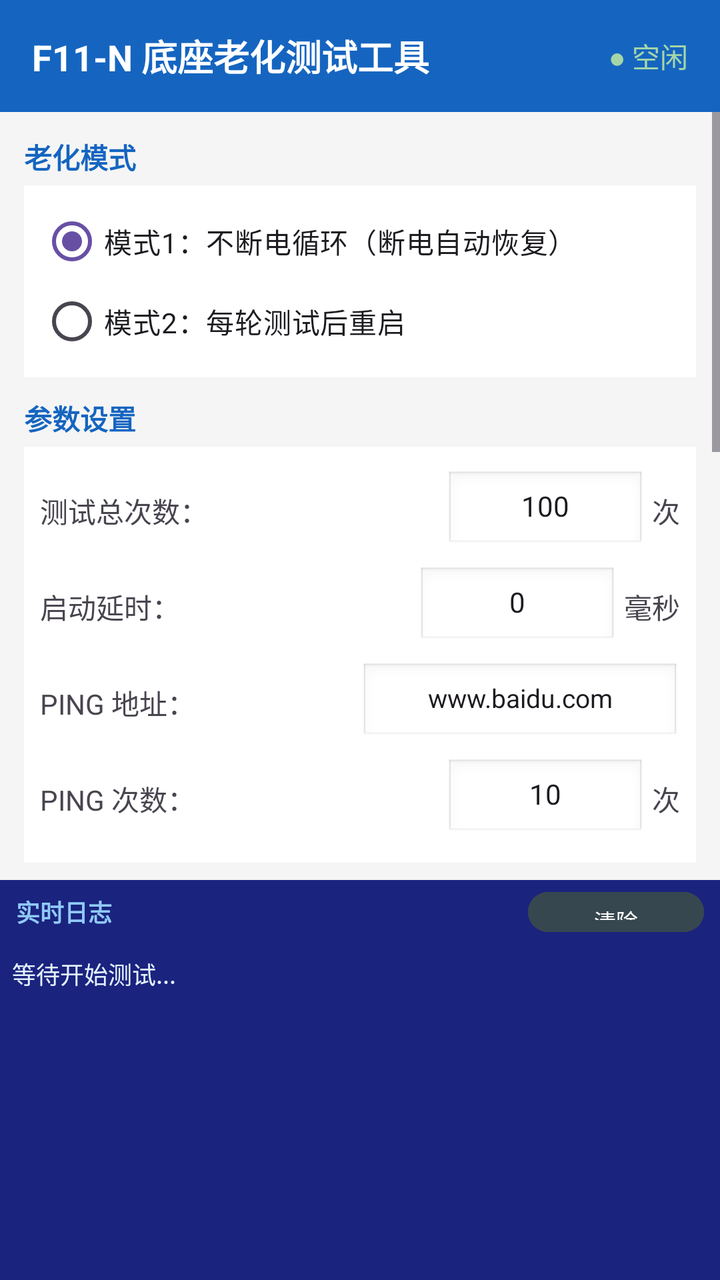
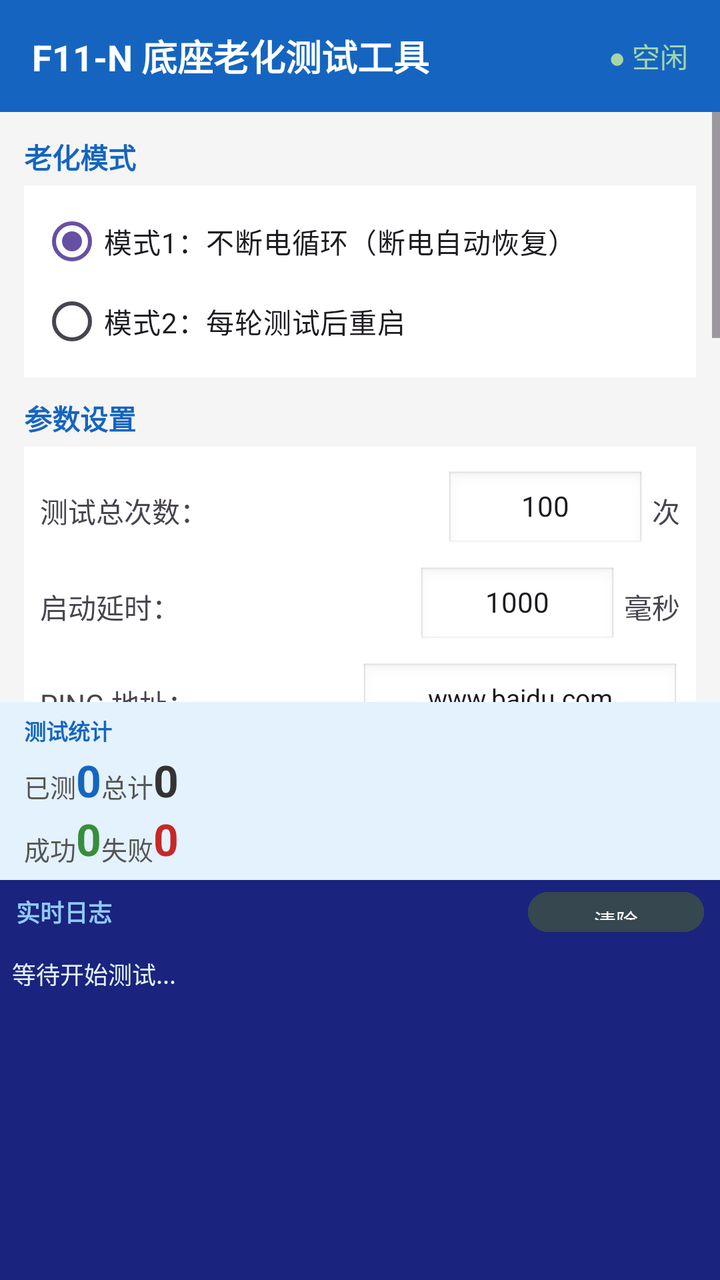

Two renders of the same Android screen: before a commit and after it. Below are the layout's source before the change and the commit's diff.
<!-- AndroidManifest.xml: application theme Theme.F11AgingTool -->
<!-- res/layout/activity_main.xml -->
<?xml version="1.0" encoding="utf-8"?>
<LinearLayout xmlns:android="http://schemas.android.com/apk/res/android"
    android:layout_width="match_parent"
    android:layout_height="match_parent"
    android:orientation="vertical"
    android:background="#F5F5F5">

    
    <LinearLayout
        android:layout_width="match_parent"
        android:layout_height="56dp"
        android:background="#1565C0"
        android:gravity="center_vertical"
        android:paddingHorizontal="16dp">
        <TextView
            android:id="@+id/tvTitle"
            android:layout_width="0dp"
            android:layout_height="wrap_content"
            android:layout_weight="1"
            android:text="F11-N 底座老化测试工具"
            android:textColor="#FFFFFF"
            android:textSize="18sp"
            android:textStyle="bold" />
        <TextView
            android:id="@+id/tvStatus"
            android:layout_width="wrap_content"
            android:layout_height="wrap_content"
            android:text="● 空闲"
            android:textColor="#A5D6A7"
            android:textSize="14sp" />
    </LinearLayout>

    
    <ScrollView
        android:layout_width="match_parent"
        android:layout_height="0dp"
        android:layout_weight="1">

        <LinearLayout
            android:layout_width="match_parent"
            android:layout_height="wrap_content"
            android:orientation="vertical"
            android:padding="12dp">

            
            <TextView
                android:layout_width="match_parent"
                android:layout_height="wrap_content"
                android:text="老化模式"
                android:textColor="#1565C0"
                android:textSize="14sp"
                android:textStyle="bold"
                android:paddingBottom="4dp" />

            <RadioGroup
                android:id="@+id/rgMode"
                android:layout_width="match_parent"
                android:layout_height="wrap_content"
                android:background="#FFFFFF"
                android:padding="8dp">
                <RadioButton
                    android:id="@+id/rbModeNormal"
                    android:layout_width="match_parent"
                    android:layout_height="40dp"
                    android:text="模式1：不断电循环（断电自动恢复）"
                    android:textSize="14sp"
                    android:checked="true" />
                <RadioButton
                    android:id="@+id/rbModeReboot"
                    android:layout_width="match_parent"
                    android:layout_height="40dp"
                    android:text="模式2：每轮测试后重启"
                    android:textSize="14sp" />
            </RadioGroup>

            
            <TextView
                android:layout_width="match_parent"
                android:layout_height="wrap_content"
                android:text="参数设置"
                android:textColor="#1565C0"
                android:textSize="14sp"
                android:textStyle="bold"
                android:paddingTop="10dp"
                android:paddingBottom="4dp" />

            <LinearLayout
                android:layout_width="match_parent"
                android:layout_height="wrap_content"
                android:background="#FFFFFF"
                android:orientation="vertical"
                android:padding="8dp">

                <LinearLayout
                    android:layout_width="match_parent"
                    android:layout_height="48dp"
                    android:gravity="center_vertical">
                    <TextView
                        android:layout_width="0dp"
                        android:layout_height="wrap_content"
                        android:layout_weight="1"
                        android:text="测试总次数："
                        android:textSize="14sp" />
                    <EditText
                        android:id="@+id/etTotalCount"
                        android:layout_width="100dp"
                        android:layout_height="40dp"
                        android:text="100"
                        android:inputType="number"
                        android:textSize="14sp"
                        android:gravity="center"
                        android:background="@android:drawable/edit_text" />
                    <TextView
                        android:layout_width="wrap_content"
                        android:layout_height="wrap_content"
                        android:text=" 次"
                        android:textSize="14sp" />
                </LinearLayout>

                <LinearLayout
                    android:layout_width="match_parent"
                    android:layout_height="48dp"
                    android:gravity="center_vertical">
                    <TextView
                        android:layout_width="0dp"
                        android:layout_height="wrap_content"
                        android:layout_weight="1"
                        android:text="启动延时："
                        android:textSize="14sp" />
                    <EditText
                        android:id="@+id/etStartDelay"
                        android:layout_width="100dp"
                        android:layout_height="40dp"
                        android:text="0"
                        android:inputType="number"
                        android:textSize="14sp"
                        android:gravity="center"
                        android:background="@android:drawable/edit_text" />
                    <TextView
                        android:layout_width="wrap_content"
                        android:layout_height="wrap_content"
                        android:text=" 毫秒"
                        android:textSize="14sp" />
                </LinearLayout>

                <LinearLayout
                    android:id="@+id/layoutPingConfig"
                    android:layout_width="match_parent"
                    android:layout_height="48dp"
                    android:gravity="center_vertical">
                    <TextView
                        android:layout_width="0dp"
                        android:layout_height="wrap_content"
                        android:layout_weight="1"
                        android:text="PING 地址："
                        android:textSize="14sp" />
                    <EditText
                        android:id="@+id/etPingHost"
                        android:layout_width="160dp"
                        android:layout_height="40dp"
                        android:text="www.baidu.com"
                        android:inputType="text"
                        android:textSize="13sp"
                        android:gravity="center"
                        android:background="@android:drawable/edit_text" />
                </LinearLayout>

                <LinearLayout
                    android:id="@+id/layoutPingCount"
                    android:layout_width="match_parent"
                    android:layout_height="48dp"
                    android:gravity="center_vertical">
                    <TextView
                        android:layout_width="0dp"
                        android:layout_height="wrap_content"
                        android:layout_weight="1"
                        android:text="PING 次数："
                        android:textSize="14sp" />
                    <EditText
                        android:id="@+id/etPingCount"
                        android:layout_width="100dp"
                        android:layout_height="40dp"
                        android:text="10"
                        android:inputType="number"
                        android:textSize="14sp"
                        android:gravity="center"
                        android:background="@android:drawable/edit_text" />
                    <TextView
                        android:layout_width="wrap_content"
                        android:layout_height="wrap_content"
                        android:text=" 次"
                        android:textSize="14sp" />
                </LinearLayout>

            </LinearLayout>

            
            <TextView
                android:layout_width="match_parent"
                android:layout_height="wrap_content"
                android:text="测试项目（可多选）"
                android:textColor="#1565C0"
                android:textSize="14sp"
                android:textStyle="bold"
                android:paddingTop="10dp"
                android:paddingBottom="4dp" />

            <LinearLayout
                android:layout_width="match_parent"
                android:layout_height="wrap_content"
                android:background="#FFFFFF"
                android:orientation="vertical"
                android:padding="8dp">

                <CheckBox
                    android:id="@+id/cbIdCard"
                    android:layout_width="match_parent"
                    android:layout_height="44dp"
                    android:text="① 身份证读取（读出姓名+号码）"
                    android:textSize="14sp"
                    android:checked="true" />
                <CheckBox
                    android:id="@+id/cbContactlessCard"
                    android:layout_width="match_parent"
                    android:layout_height="44dp"
                    android:text="② 非接触CPU卡（寻卡+复位+取随机数）"
                    android:textSize="14sp"
                    android:checked="true" />
                <CheckBox
                    android:id="@+id/cbContactCard"
                    android:layout_width="match_parent"
                    android:layout_height="44dp"
                    android:text="③ 接触CPU卡（复位+取随机数）"
                    android:textSize="14sp"
                    android:checked="false" />
                <CheckBox
                    android:id="@+id/cbEthernet"
                    android:layout_width="match_parent"
                    android:layout_height="44dp"
                    android:text="④ 以太网（PING 测试）"
                    android:textSize="14sp"
                    android:checked="true" />
                <CheckBox
                    android:id="@+id/cbBarcode"
                    android:layout_width="match_parent"
                    android:layout_height="44dp"
                    android:text="⑤ 扫码测试（扫码比对）"
                    android:textSize="14sp"
                    android:checked="false" />

            </LinearLayout>

            
            <LinearLayout
                android:id="@+id/layoutBarcodeInput"
                android:layout_width="match_parent"
                android:layout_height="wrap_content"
                android:background="#FFF8E1"
                android:orientation="horizontal"
                android:padding="8dp"
                android:gravity="center_vertical"
                android:visibility="gone">
                <TextView
                    android:layout_width="wrap_content"
                    android:layout_height="wrap_content"
                    android:text="样本码："
                    android:textSize="14sp"
                    android:textColor="#E65100" />
                <EditText
                    android:id="@+id/etBarcodeRef"
                    android:layout_width="0dp"
                    android:layout_height="40dp"
                    android:layout_weight="1"
                    android:hint="请先扫描待测二维码..."
                    android:textSize="13sp"
                    android:background="@android:drawable/edit_text"
                    android:layout_marginStart="8dp" />
            </LinearLayout>

            
            <TextView
                android:layout_width="match_parent"
                android:layout_height="wrap_content"
                android:text="测试统计"
                android:textColor="#1565C0"
                android:textSize="14sp"
                android:textStyle="bold"
                android:paddingTop="10dp"
                android:paddingBottom="4dp" />

            <GridLayout
                android:layout_width="match_parent"
                android:layout_height="wrap_content"
                android:background="#FFFFFF"
                android:padding="8dp"
                android:columnCount="4"
                android:rowCount="2">

                <TextView android:text="已测：" android:textSize="13sp" android:textColor="#555" />
                <TextView
                    android:id="@+id/tvCurrentCount"
                    android:text="0"
                    android:textSize="16sp"
                    android:textStyle="bold"
                    android:textColor="#1565C0"
                    android:minWidth="60dp" />
                <TextView android:text="总计：" android:textSize="13sp" android:textColor="#555" />
                <TextView
                    android:id="@+id/tvTotalCount"
                    android:text="100"
                    android:textSize="16sp"
                    android:textStyle="bold"
                    android:textColor="#333"
                    android:minWidth="60dp" />
                <TextView android:text="成功：" android:textSize="13sp" android:textColor="#555" android:layout_marginTop="4dp"/>
                <TextView
                    android:id="@+id/tvSuccessCount"
                    android:text="0"
                    android:textSize="16sp"
                    android:textStyle="bold"
                    android:textColor="#388E3C"
                    android:minWidth="60dp"
                    android:layout_marginTop="4dp"/>
                <TextView android:text="失败：" android:textSize="13sp" android:textColor="#555" android:layout_marginTop="4dp"/>
                <TextView
                    android:id="@+id/tvFailCount"
                    android:text="0"
                    android:textSize="16sp"
                    android:textStyle="bold"
                    android:textColor="#C62828"
                    android:minWidth="60dp"
                    android:layout_marginTop="4dp"/>
            </GridLayout>

            
            <LinearLayout
                android:layout_width="match_parent"
                android:layout_height="wrap_content"
                android:orientation="horizontal"
                android:paddingTop="10dp">
                <Button
                    android:id="@+id/btnStart"
                    android:layout_width="0dp"
                    android:layout_height="52dp"
                    android:layout_weight="1"
                    android:text="开始测试"
                    android:textSize="16sp"
                    android:backgroundTint="#1565C0"
                    android:textColor="#FFFFFF"
                    android:layout_marginEnd="6dp" />
                <Button
                    android:id="@+id/btnStop"
                    android:layout_width="0dp"
                    android:layout_height="52dp"
                    android:layout_weight="1"
                    android:text="停止测试"
                    android:textSize="16sp"
                    android:backgroundTint="#C62828"
                    android:textColor="#FFFFFF"
                    android:enabled="false"
                    android:layout_marginStart="6dp" />
            </LinearLayout>

            <Button
                android:id="@+id/btnViewLog"
                android:layout_width="match_parent"
                android:layout_height="44dp"
                android:text="查看历史日志"
                android:textSize="14sp"
                android:backgroundTint="#546E7A"
                android:textColor="#FFFFFF"
                android:layout_marginTop="6dp" />

        </LinearLayout>
    </ScrollView>

    
    <LinearLayout
        android:id="@+id/layoutNetworkInfo"
        android:layout_width="match_parent"
        android:layout_height="36dp"
        android:orientation="horizontal"
        android:background="#FFF3E0"
        android:gravity="center_vertical"
        android:paddingHorizontal="16dp"
        android:visibility="gone">

        <TextView
            android:layout_width="wrap_content"
            android:layout_height="wrap_content"
            android:text="IP: "
            android:textSize="13sp"
            android:textColor="#F57C00" />

        <TextView
            android:id="@+id/tvIpAddress"
            android:layout_width="wrap_content"
            android:layout_height="wrap_content"
            android:text="--"
            android:textSize="13sp"
            android:textColor="#BF360C" />
    </LinearLayout>

    
    <LinearLayout
        android:layout_width="match_parent"
        android:layout_height="200dp"
        android:orientation="vertical"
        android:background="#1A237E">

        <LinearLayout
            android:layout_width="match_parent"
            android:layout_height="32dp"
            android:gravity="center_vertical"
            android:paddingHorizontal="8dp">
            <TextView
                android:layout_width="0dp"
                android:layout_height="wrap_content"
                android:layout_weight="1"
                android:text="实时日志"
                android:textColor="#90CAF9"
                android:textSize="12sp"
                android:textStyle="bold" />
            <Button
                android:id="@+id/btnClearLog"
                android:layout_width="wrap_content"
                android:layout_height="28dp"
                android:text="清除"
                android:textSize="11sp"
                android:textColor="#FFFFFF"
                android:backgroundTint="#37474F"
                android:paddingHorizontal="8dp" />
        </LinearLayout>

        <ScrollView
            android:id="@+id/scrollLog"
            android:layout_width="match_parent"
            android:layout_height="match_parent"
            android:padding="6dp">
            <TextView
                android:id="@+id/tvLog"
                android:layout_width="match_parent"
                android:layout_height="wrap_content"
                android:text="等待开始测试...\n"
                android:textColor="#E3F2FD"
                android:textSize="12sp"
                android:fontFamily="monospace" />
        </ScrollView>
    </LinearLayout>

</LinearLayout>
<!-- resources referenced by this layout -->
<resources>
  <style name="Theme.F11AgingTool" parent="Base.Theme.F11AgingTool" />
  <style name="Base.Theme.F11AgingTool" parent="Theme.Material3.DayNight.NoActionBar">
          
          
      </style>
</resources>

<!-- the commit's change to res/layout/activity_main.xml (unified diff, before → after) -->
@@ -131,7 +131,7 @@
                         android:id="@+id/etStartDelay"
                         android:layout_width="100dp"
                         android:layout_height="40dp"
-                        android:text="0"
+                        android:text="1000"
                         android:inputType="number"
                         android:textSize="14sp"
                         android:gravity="center"
@@ -225,7 +225,7 @@
                     android:layout_height="44dp"
                     android:text="② 非接触CPU卡（寻卡+复位+取随机数）"
                     android:textSize="14sp"
-                    android:checked="true" />
+                    android:checked="false" />
                 <CheckBox
                     android:id="@+id/cbContactCard"
                     android:layout_width="match_parent"
@@ -276,61 +276,6 @@
                     android:background="@android:drawable/edit_text"
                     android:layout_marginStart="8dp" />
             </LinearLayout>
-
-            
-            <TextView
-                android:layout_width="match_parent"
-                android:layout_height="wrap_content"
-                android:text="测试统计"
-                android:textColor="#1565C0"
-                android:textSize="14sp"
-                android:textStyle="bold"
-                android:paddingTop="10dp"
-                android:paddingBottom="4dp" />
-
-            <GridLayout
-                android:layout_width="match_parent"
-                android:layout_height="wrap_content"
-                android:background="#FFFFFF"
-                android:padding="8dp"
-                android:columnCount="4"
-                android:rowCount="2">
-
-                <TextView android:text="已测：" android:textSize="13sp" android:textColor="#555" />
-                <TextView
-                    android:id="@+id/tvCurrentCount"
-                    android:text="0"
-                    android:textSize="16sp"
-                    android:textStyle="bold"
-                    android:textColor="#1565C0"
-                    android:minWidth="60dp" />
-                <TextView android:text="总计：" android:textSize="13sp" android:textColor="#555" />
-                <TextView
-                    android:id="@+id/tvTotalCount"
-                    android:text="100"
-                    android:textSize="16sp"
-                    android:textStyle="bold"
-                    android:textColor="#333"
-                    android:minWidth="60dp" />
-                <TextView android:text="成功：" android:textSize="13sp" android:textColor="#555" android:layout_marginTop="4dp"/>
-                <TextView
-                    android:id="@+id/tvSuccessCount"
-                    android:text="0"
-                    android:textSize="16sp"
-                    android:textStyle="bold"
-                    android:textColor="#388E3C"
-                    android:minWidth="60dp"
-                    android:layout_marginTop="4dp"/>
-                <TextView android:text="失败：" android:textSize="13sp" android:textColor="#555" android:layout_marginTop="4dp"/>
-                <TextView
-                    android:id="@+id/tvFailCount"
-                    android:text="0"
-                    android:textSize="16sp"
-                    android:textStyle="bold"
-                    android:textColor="#C62828"
-                    android:minWidth="60dp"
-                    android:layout_marginTop="4dp"/>
-            </GridLayout>
 
             
             <LinearLayout
@@ -376,6 +321,66 @@
 
     
     <LinearLayout
+        android:id="@+id/layoutStatsBar"
+        android:layout_width="match_parent"
+        android:layout_height="wrap_content"
+        android:background="#E3F2FD"
+        android:orientation="vertical"
+        android:paddingVertical="6dp"
+        android:paddingHorizontal="12dp">
+
+        <TextView
+            android:layout_width="match_parent"
+            android:layout_height="wrap_content"
+            android:text="测试统计"
+            android:textColor="#1565C0"
+            android:textSize="11sp"
+            android:textStyle="bold"
+            android:paddingBottom="2dp" />
+
+        <GridLayout
+            android:layout_width="match_parent"
+            android:layout_height="wrap_content"
+            android:columnCount="4"
+            android:rowCount="2">
+
+            <TextView android:text="已测" android:textSize="13sp" android:textColor="#555" android:gravity="center" />
+            <TextView
+                android:id="@+id/tvCurrentCount"
+                android:text="0"
+                android:textSize="22sp"
+                android:textStyle="bold"
+                android:textColor="#1565C0"
+                android:gravity="center" />
+            <TextView android:text="总计" android:textSize="13sp" android:textColor="#555" android:gravity="center" />
+            <TextView
+                android:id="@+id/tvTotalCount"
+                android:text="0"
+                android:textSize="22sp"
+                android:textStyle="bold"
+                android:textColor="#333333"
+                android:gravity="center" />
+            <TextView android:text="成功" android:textSize="13sp" android:textColor="#555" android:gravity="center" android:layout_marginTop="2dp" />
+            <TextView
+                android:id="@+id/tvSuccessCount"
+                android:text="0"
+                android:textSize="22sp"
+                android:textStyle="bold"
+                android:textColor="#388E3C"
+                android:gravity="center" />
+            <TextView android:text="失败" android:textSize="13sp" android:textColor="#555" android:gravity="center" android:layout_marginTop="2dp" />
+            <TextView
+                android:id="@+id/tvFailCount"
+                android:text="0"
+                android:textSize="22sp"
+                android:textStyle="bold"
+                android:textColor="#C62828"
+                android:gravity="center" />
+        </GridLayout>
+    </LinearLayout>
+
+    
+    <LinearLayout
         android:id="@+id/layoutNetworkInfo"
         android:layout_width="match_parent"
         android:layout_height="36dp"
